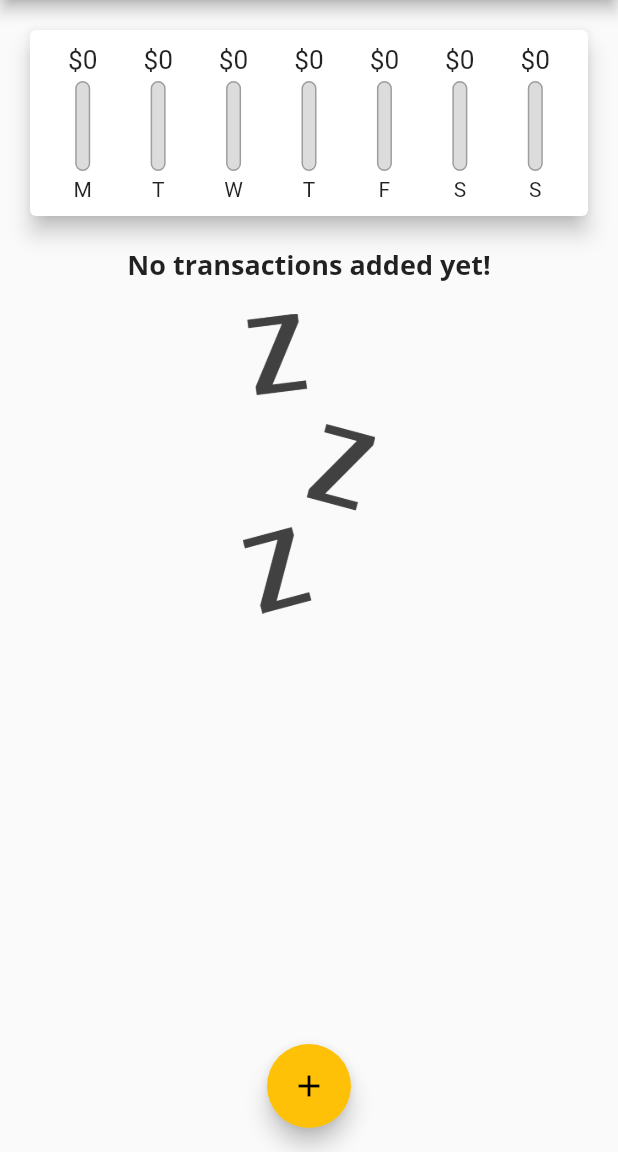
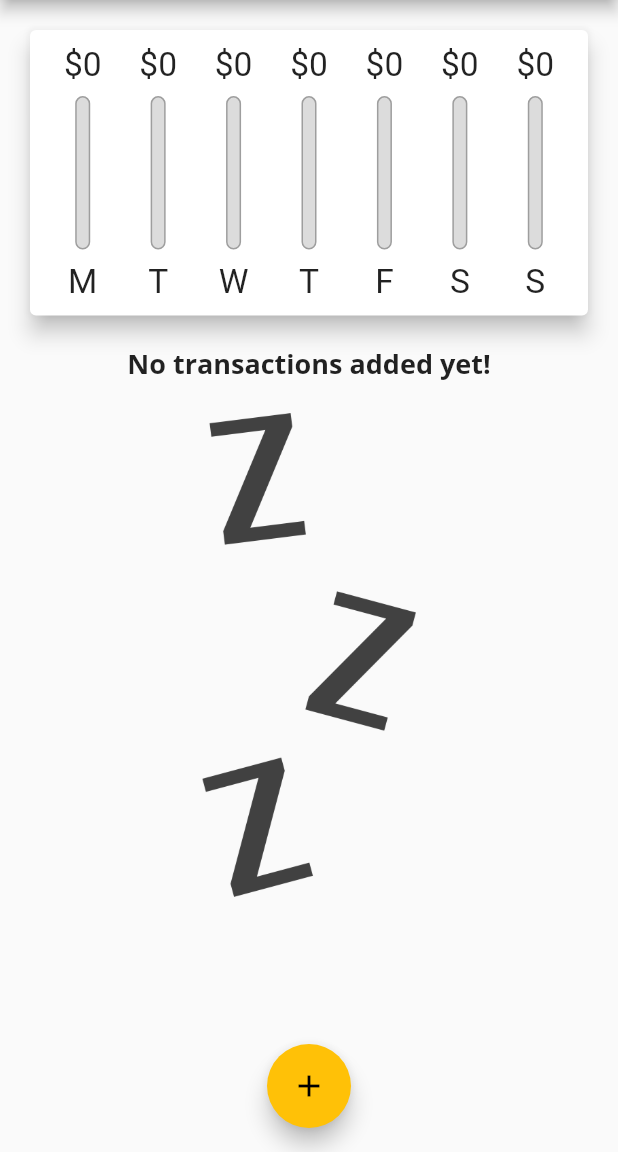
Before and after one commit to HusseinElbhrawy/Responsive-Design-UI, a Flutter app: the screen it shows after launch, on a phone screen of 412 x 824 dp, the part 84-1236 px from its top. Run offline on Flutter 3.47's test engine with Material 2 defaults, Android fonts, the phone set to English and light mode, and no system bars.

Commit message:
finish responsive design

```diff
--- a/lib/main.dart
+++ b/lib/main.dart
@@ -5,9 +5,13 @@ import './widgets/chart.dart';
 import './widgets/new_transaction.dart';
 import './widgets/transaction_list.dart';
 
-void main() => runApp(MyApp());
+void main() {
+  runApp(MyApp());
+}
 
 class MyApp extends StatelessWidget {
+  const MyApp({Key? key}) : super(key: key);
+
   @override
   Widget build(BuildContext context) {
     return MaterialApp(
@@ -32,39 +36,25 @@ class MyApp extends StatelessWidget {
               fontWeight: FontWeight.bold,
             ),
           )),
-      home: MyHomePage(),
+      home: const MyHomePage(),
     );
   }
 }
 
 class MyHomePage extends StatefulWidget {
-  // String titleInput;
-  // String amountInput;
+  const MyHomePage({Key? key}) : super(key: key);
   @override
   _MyHomePageState createState() => _MyHomePageState();
 }
 
 class _MyHomePageState extends State<MyHomePage> {
-  final List<Transaction> _userTransactions = [
-    // Transaction(
-    //   id: 't1',
-    //   title: 'New Shoes',
-    //   amount: 69.99,
-    //   date: DateTime.now(),
-    // ),
-    // Transaction(
-    //   id: 't2',
-    //   title: 'Weekly Groceries',
-    //   amount: 16.53,
-    //   date: DateTime.now(),
-    // ),
-  ];
+  final List<Transaction> _userTransactions = [];
 
   List<Transaction> get _recentTransactions {
     return _userTransactions.where((tx) {
       return tx.date.isAfter(
         DateTime.now().subtract(
-          Duration(days: 7),
+          const Duration(days: 7),
         ),
       );
     }).toList();
@@ -103,33 +93,84 @@ class _MyHomePageState extends State<MyHomePage> {
     });
   }
 
+  bool showChart = false;
+
   @override
   Widget build(BuildContext context) {
-    return Scaffold(
-      appBar: AppBar(
-        title: Text(
+    var mq = MediaQuery.of(context);
+    bool isLandScape = mq.orientation == Orientation.landscape;
+    var appBar = AppBar(
+      title: const Text(
         'Personal Expenses',
       ),
       actions: <Widget>[
         IconButton(
-            icon: Icon(Icons.add),
+          icon: const Icon(Icons.add),
           onPressed: () => _startAddNewTransaction(context),
         ),
       ],
-      ),
+    );
+
+    var chart = Chart(_recentTransactions);
+    var transactionList =
+        TransactionList(_userTransactions, _deleteTransaction);
+    return Scaffold(
+      appBar: appBar,
       body: SingleChildScrollView(
         child: Column(
           // mainAxisAlignment: MainAxisAlignment.start,
           crossAxisAlignment: CrossAxisAlignment.stretch,
           children: <Widget>[
-            Chart(_recentTransactions),
-            TransactionList(_userTransactions, _deleteTransaction),
+            if (isLandScape)
+              SwitchListTile(
+                value: showChart,
+                onChanged: (bool newVal) {
+                  setState(
+                    () {
+                      showChart = newVal;
+                    },
+                  );
+                },
+                title: const Text('Show Chart'),
+              ),
+            //
+            if (!isLandScape)
+              SizedBox(
+                child: chart,
+                height: (mq.size.height -
+                        appBar.preferredSize.height -
+                        mq.padding.top) *
+                    0.3,
+              ),
+            //
+            isLandScape
+                ? showChart
+                    ? SizedBox(
+                        height: (mq.size.height -
+                                appBar.preferredSize.height -
+                                mq.padding.top) *
+                            0.7,
+                        child: chart,
+                      )
+                    : SizedBox(
+                        child: transactionList,
+                        height: (mq.size.height -
+                            appBar.preferredSize.height -
+                            mq.padding.top),
+                      )
+                : SizedBox(
+                    child: transactionList,
+                    height: (mq.size.height -
+                            appBar.preferredSize.height -
+                            mq.padding.top) *
+                        0.7,
+                  ),
           ],
         ),
       ),
       floatingActionButtonLocation: FloatingActionButtonLocation.centerFloat,
       floatingActionButton: FloatingActionButton(
-        child: Icon(Icons.add),
+        child: const Icon(Icons.add),
         onPressed: () => _startAddNewTransaction(context),
       ),
     );
--- a/lib/widgets/chart.dart
+++ b/lib/widgets/chart.dart
@@ -7,7 +7,7 @@ import '../models/transaction.dart';
 class Chart extends StatelessWidget {
   final List<Transaction> recentTransactions;
 
-  Chart(this.recentTransactions);
+  const Chart(this.recentTransactions, {Key? key}) : super(key: key);
 
   List<Map<String, Object>> get groupedTransactionValues {
     return List.generate(7, (index) {
--- a/lib/widgets/chart_bar.dart
+++ b/lib/widgets/chart_bar.dart
@@ -5,30 +5,34 @@ class ChartBar extends StatelessWidget {
   final double spendingAmount;
   final double spendingPctOfTotal;
 
-  ChartBar(this.label, this.spendingAmount, this.spendingPctOfTotal);
+  const ChartBar(this.label, this.spendingAmount, this.spendingPctOfTotal,
+      {Key? key})
+      : super(key: key);
 
   @override
   Widget build(BuildContext context) {
+    return LayoutBuilder(
+      builder: (BuildContext context, BoxConstraints constraints) {
         return Column(
           children: <Widget>[
-        Container(
-          height: 20,
+            SizedBox(
+              height: constraints.maxHeight * .15,
               child: FittedBox(
                 child: Text('\$${spendingAmount.toStringAsFixed(0)}'),
               ),
             ),
             SizedBox(
-          height: 4,
+              height: constraints.maxHeight * .05,
             ),
-        Container(
-          height: 60,
+            SizedBox(
+              height: constraints.maxHeight * .6,
               width: 10,
               child: Stack(
                 children: <Widget>[
                   Container(
                     decoration: BoxDecoration(
                       border: Border.all(color: Colors.grey, width: 1.0),
-                  color: Color.fromRGBO(220, 220, 220, 1),
+                      color: const Color.fromRGBO(220, 220, 220, 1),
                       borderRadius: BorderRadius.circular(10),
                     ),
                   ),
@@ -45,10 +49,15 @@ class ChartBar extends StatelessWidget {
               ),
             ),
             SizedBox(
-          height: 4,
+              height: constraints.maxHeight * .05,
             ),
-        Text(label),
+            SizedBox(
+              child: FittedBox(child: Text(label)),
+              height: constraints.maxHeight * 0.15,
+            ),
           ],
+        );
+      },
     );
   }
 }
--- a/lib/widgets/new_transaction.dart
+++ b/lib/widgets/new_transaction.dart
@@ -22,10 +22,8 @@ class _NewTransactionState extends State<NewTransaction> {
     final enteredTitle = _titleController.text;
     final double enteredAmount = double.parse(_amountController.text);
 
-    if (enteredTitle.isEmpty || enteredAmount <= 0 || _selectedDate == null ||) {
-      ScaffoldMessenger.of(context).showSnackBar(
-        const SnackBar(content: Text('Please write correct data')),
-      );
+    if (enteredTitle.isEmpty || enteredAmount <= 0 || _selectedDate == null) {
+      return;
     }
 
     widget.addTx(
@@ -56,10 +54,17 @@ class _NewTransactionState extends State<NewTransaction> {
 
   @override
   Widget build(BuildContext context) {
-    return Card(
+    var mq = MediaQuery.of(context);
+    return SingleChildScrollView(
+      child: Card(
         elevation: 5,
         child: Container(
-        padding: const EdgeInsets.all(10),
+          padding: EdgeInsets.only(
+            top: 10,
+            left: 10,
+            right: 10,
+            bottom: mq.viewInsets.bottom + 10,
+          ),
           child: Column(
             crossAxisAlignment: CrossAxisAlignment.end,
             children: <Widget>[
@@ -122,6 +127,7 @@ class _NewTransactionState extends State<NewTransaction> {
             ],
           ),
         ),
+      ),
     );
   }
 }
--- a/lib/widgets/transaction_list.dart
+++ b/lib/widgets/transaction_list.dart
@@ -12,10 +12,11 @@ class TransactionList extends StatelessWidget {
 
   @override
   Widget build(BuildContext context) {
-    return SizedBox(
-      height: 450,
-      child: transactions.isEmpty
-          ? Column(
+    var mq = MediaQuery.of(context);
+    if (transactions.isEmpty) {
+      return LayoutBuilder(
+        builder: (BuildContext context, BoxConstraints constraints) {
+          return Column(
             children: <Widget>[
               Text(
                 'No transactions added yet!',
@@ -23,15 +24,18 @@ class TransactionList extends StatelessWidget {
               ),
               const SizedBox(height: 20),
               SizedBox(
-                  height: 200,
+                height: constraints.maxHeight * .6,
                 child: Image.asset(
                   'assets/images/waiting.png',
                   fit: BoxFit.cover,
                 ),
               ),
             ],
-            )
-          : ListView.builder(
+          );
+        },
+      );
+    } else {
+      return ListView.builder(
         itemBuilder: (ctx, index) {
           return Card(
             elevation: 5,
@@ -56,7 +60,12 @@ class TransactionList extends StatelessWidget {
               subtitle: Text(
                 DateFormat.yMMMd().format(transactions[index].date),
               ),
-                    trailing: IconButton(
+              trailing: mq.size.width > 350
+                  ? TextButton.icon(
+                      onPressed: () => deleteTx(transactions[index].id),
+                      icon: const Icon(Icons.delete),
+                      label: const Text('Delete'))
+                  : IconButton(
                       icon: const Icon(Icons.delete),
                       color: Theme.of(context).errorColor,
                       onPressed: () => deleteTx(transactions[index].id),
@@ -65,7 +74,7 @@ class TransactionList extends StatelessWidget {
           );
         },
         itemCount: transactions.length,
-            ),
       );
     }
   }
+}
```
Lines whose indentation alone changed are shown as unchanged.
